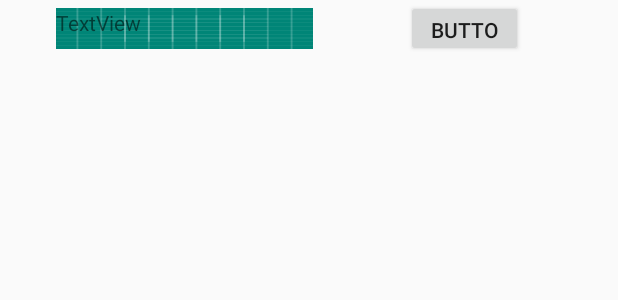
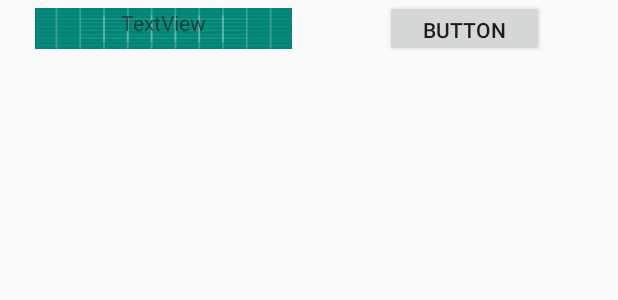
Before and after one commit to SergiVera/lost-island-server, an Android app: the layout item.xml on its own in the app's theme, with its tools: preview values and no code run, on a phone screen of 412 x 824 dp. Shown: the top 300 px of the screen. Run offline under Robolectric (Android 15) with nearby library versions, the phone set to English and light mode, and no system bars.

```diff
--- a/lostislandapp/app/src/main/res/layout/item.xml
+++ b/lostislandapp/app/src/main/res/layout/item.xml
@@ -15,6 +15,7 @@
         android:layout_marginBottom="4dp"
         android:background="@drawable/ic_launcher_background"
         android:text="TextView"
+        android:textAlignment="center"
         app:layout_constraintBottom_toBottomOf="@+id/button"
         app:layout_constraintEnd_toStartOf="@+id/button"
         app:layout_constraintStart_toStartOf="parent"
@@ -22,7 +23,7 @@
 
     <Button
         android:id="@+id/button"
-        android:layout_width="0dp"
+        android:layout_width="106dp"
         android:layout_height="38dp"
         android:layout_marginEnd="63dp"
         android:text="Button"
```
